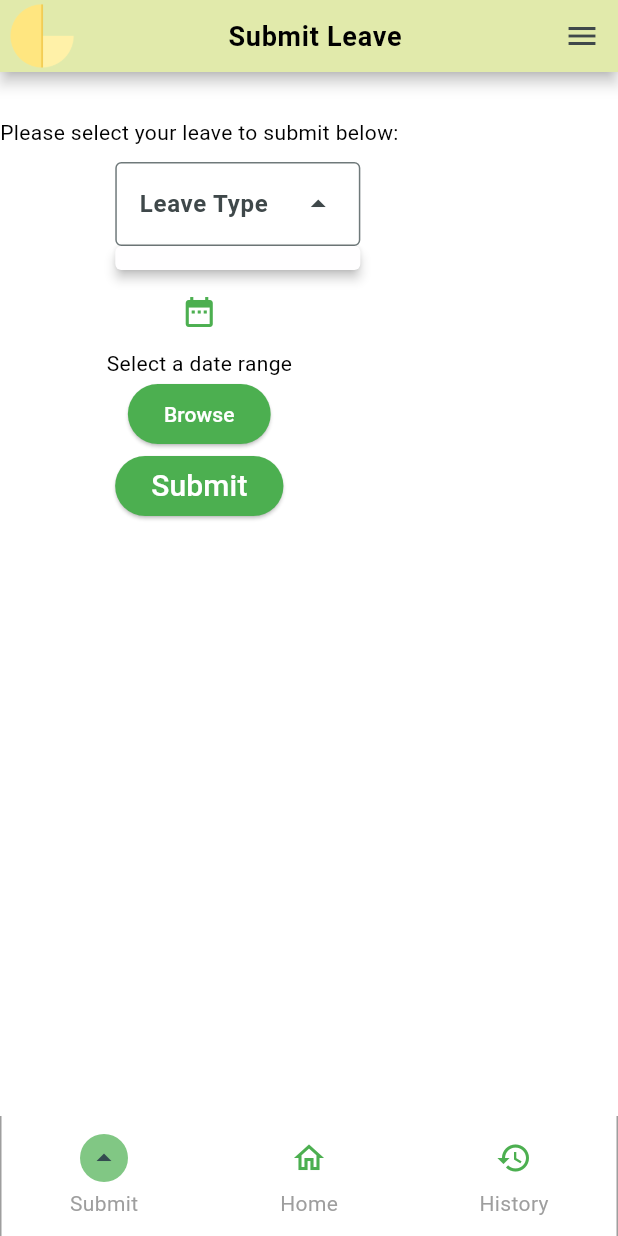
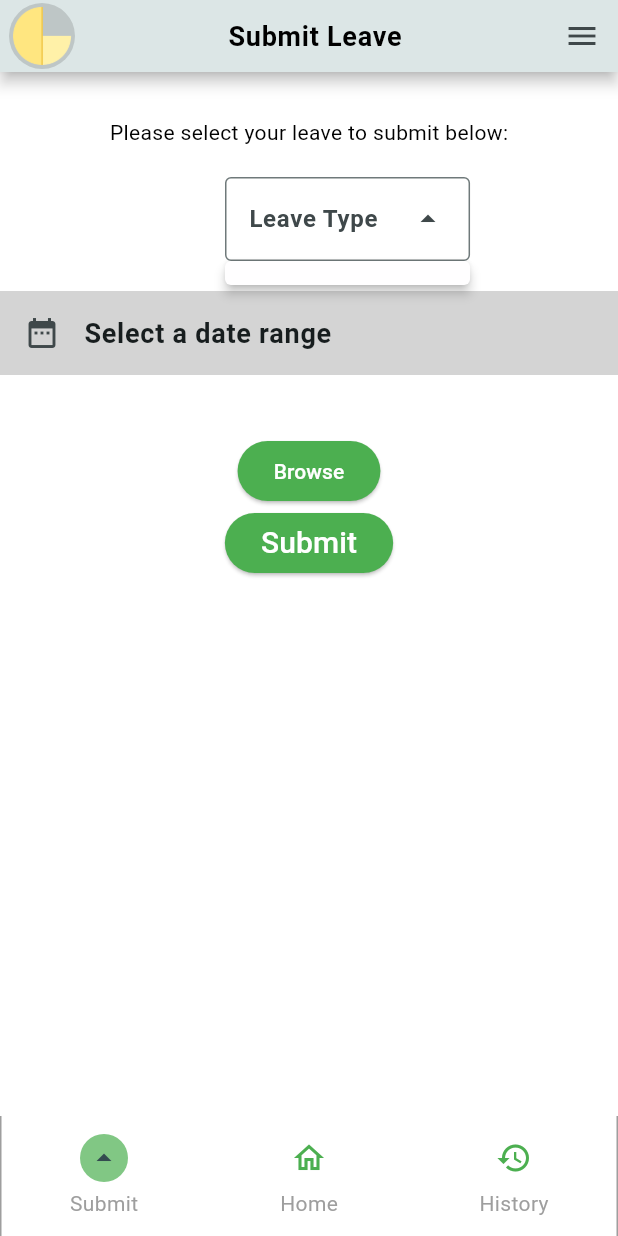
Before and after one commit to LetsD0Th1S/Mobile-Dev-Stuff, a Flutter app: the TabsScreen screen opened directly, after a tap on the "arrow drop down" icon, on a phone screen of 412 x 824 dp. Run offline on Flutter 3.47's test engine with Material 3 defaults, Android fonts, the phone set to English and light mode, and no system bars; our stand-ins replace cloud_firestore, file_picker, firebase_auth, firebase_core, flutter_riverpod, google_fonts and 3 more; missing offline and left inert: open_app_file; accounts and stored records are empty; generated files the repository leaves out were written again; network calls fail.

Commit message:
1. Updated the balance screen to include the name of the employee, and 2.) Improved Riverpod and the submit screen in preparation for balance validations and final submission.

```diff
--- a/jt_leave_app/lib/UI/screens/balance_screen.dart
+++ b/jt_leave_app/lib/UI/screens/balance_screen.dart
@@ -4,9 +4,10 @@ import 'package:jt_leave_app/UI/widgets/jt_leave_homescreen_container.dart';
 import 'package:jt_leave_app/UI/widgets/leave_list.dart';
 
 class HomeScreen extends StatelessWidget {
-  const HomeScreen({super.key, required this.theCode});
+  const HomeScreen({super.key, required this.theCode, required this.name});
 
   final String theCode;
+  final String name;
   // final navBarHeight = kToolbarHeight;
 
   @override
@@ -24,10 +25,7 @@ class HomeScreen extends StatelessWidget {
             color: Colors.grey,
           ),
         ),
-        Text(
-          'Name of peep',
-          style: TextStyle(fontWeight: FontWeight.bold, fontSize: 22),
-        ),
+        Text(name, style: TextStyle(fontWeight: FontWeight.bold, fontSize: 22)),
         Container(
           height: 20,
           decoration: BoxDecoration(
--- a/jt_leave_app/lib/UI/screens/submit_screen.dart
+++ b/jt_leave_app/lib/UI/screens/submit_screen.dart
@@ -1,3 +1,4 @@
+import 'package:cloud_firestore/cloud_firestore.dart';
 import 'package:flutter/material.dart';
 import 'package:flutter_riverpod/flutter_riverpod.dart';
 import 'package:intl/intl.dart';
@@ -17,16 +18,17 @@ class _SubmitScreenState extends ConsumerState<SubmitScreen> {
   DateTime? startDate;
   DateTime? endDate;
   var formatter = DateFormat('yyyy-MM-dd');
+  var numOfDays = 0;
 
   @override
   Widget build(BuildContext context) {
     final submitter = ref.watch(submitProvider);
     final leaves = ref.watch(userIntentProvider);
-
     var submitDate = DateTime.now();
 
     // Future<DateTimeRange<DateTime>?>
     void submitDateRange() async {
+      numOfDays = 0;
       var currentDate = DateTime.now();
       var untilDate = DateTime(currentDate.year + 1);
       final dates = await showDateRangePicker(
@@ -41,18 +43,27 @@ class _SubmitScreenState extends ConsumerState<SubmitScreen> {
         ref
             .read(submitProvider.notifier)
             .setDates(submitDate, dates.start, dates.end);
-        // dev.log(submission.toString());
-        // return dates;
+        var counter = startDate;
+        if (startDate != null && endDate != null) {
+          while (counter!.isBefore(endDate!) ||
+              counter.isAtSameMomentAs(endDate!)) {
+            if (counter.weekday != DateTime.saturday &&
+                counter.weekday != DateTime.sunday) {
+              numOfDays += 1;
+            }
+            counter = counter.add(const Duration(days: 1));
+          }
+        }
       }
     }
 
-    return Scaffold(
-      body: Column(
+    return Center(
+      child: Column(
         crossAxisAlignment: .center,
         children: [
           const SizedBox(height: 30),
           const Text('Please select your leave to submit below:'),
-          const SizedBox(height: 10),
+          const SizedBox(height: 20),
           DropdownMenu(
             onSelected: (s) {
               dev.log(s.toString());
@@ -83,21 +94,29 @@ class _SubmitScreenState extends ConsumerState<SubmitScreen> {
             ),
           ),
           const SizedBox(height: 20),
-          IconButton(
-            onPressed: submitDateRange,
-            hoverColor: Colors.black,
-            icon: Icon(Icons.date_range, color: Colors.green[500]),
-          ),
           if (startDate == null || endDate == null)
-            const Text('Select a date range')
+            ListTile(
+              tileColor: .fromARGB(200, 200, 200, 200),
+              titleAlignment: .center,
+              leading: Icon(Icons.date_range),
+              title: const Text('Select a date range'),
+              onTap: submitDateRange,
+            )
           else ...[
-            Text(
-              'From: ${formatter.format(startDate!)} | Until: ${formatter.format(endDate!)}',
-            ),
-            Text(
-              'Number of days: ${(endDate!.difference(startDate!).inDays) + 1}',
+            ListTile(
+              titleAlignment: .center,
+              leading: Icon(Icons.date_range_outlined),
+              title: Text(
+                'From: ${formatter.format(startDate!)} \nUntil: ${formatter.format(endDate!)}',
+                style: TextStyle(fontSize: 14),
+              ),
+              onTap: submitDateRange,
             ),
           ],
+          const SizedBox(height: 20),
+          if (endDate != null && startDate != null)
+            Text('Number of days: ${numOfDays == 0 ? "0" : numOfDays}'),
+          const SizedBox(height: 20),
           FileSelector(),
           ElevatedButton(
             onPressed: () async {
--- a/jt_leave_app/lib/UI/screens/tabs.dart
+++ b/jt_leave_app/lib/UI/screens/tabs.dart
@@ -1,3 +1,5 @@
+import 'dart:developer' as dev;
+
 import 'package:flutter/material.dart';
 import 'package:flutter_riverpod/flutter_riverpod.dart';
 import 'package:jt_leave_app/UI/screens/history_screen.dart';
@@ -5,20 +7,22 @@ import 'package:jt_leave_app/UI/screens/balance_screen.dart';
 import 'package:jt_leave_app/UI/screens/submit_screen.dart';
 import 'package:jt_leave_app/UI/widgets/custom_app_bar.dart';
 import 'package:jt_leave_app/UI/widgets/menu_drawer.dart';
+import 'package:jt_leave_app/providers/firebase_stream_provider.dart';
 import 'package:jt_leave_app/providers/tabs_provider.dart';
 
 class TabsScreen extends ConsumerWidget {
   const TabsScreen({super.key});
 
-  static final screensList = const [
-    SubmitScreen(),
-    HomeScreen(theCode: '100'),
-    HistoryScreen(),
-  ];
-
   @override
   Widget build(BuildContext context, WidgetRef ref) {
     final firstCode = ref.watch(tabsProvider);
+    final nameOfEmp = ref.watch(nameProvider);
+
+    final screensList = [
+      SubmitScreen(),
+      HomeScreen(theCode: '100', name: nameOfEmp),
+      HistoryScreen(),
+    ];
 
     return Scaffold(
       appBar: PreferredSize(
--- a/jt_leave_app/lib/UI/theme/app_theme.dart
+++ b/jt_leave_app/lib/UI/theme/app_theme.dart
@@ -17,7 +17,7 @@ final kthemeScheme = ThemeData(fontFamily: 'Arial').copyWith(
   ),
   primaryColor: Color.fromARGB(255, 200, 200, 200),
   appBarTheme: AppBarThemeData().copyWith(
-    backgroundColor: const Color.fromARGB(255, 247, 247, 176),
+    backgroundColor: const Color.fromARGB(255, 242, 242, 241),
     shadowColor: Colors.black,
     elevation: 4.0, // Adds shadow elevation ; must be greater than 0
   ),
--- a/jt_leave_app/lib/UI/widgets/balance_list_headers.dart
+++ b/jt_leave_app/lib/UI/widgets/balance_list_headers.dart
@@ -1,5 +1,4 @@
 import 'package:flutter/material.dart';
-
 
 class BalanceHeaders extends StatelessWidget {
   const BalanceHeaders({super.key});
@@ -7,12 +6,8 @@ class BalanceHeaders extends StatelessWidget {
   @override
   Widget build(BuildContext context) {
     return Row(
-        mainAxisAlignment: .spaceEvenly,
-        children: [
-          Text('Leave Type'),
-          Text('Valid Until'),
-          Text('Days Left'),
-        ],
+      mainAxisAlignment: .spaceEvenly,
+      children: [Text('Leave Type'), Text('Days Left'), Text('Valid Until')],
     );
   }
 }
--- a/jt_leave_app/lib/UI/widgets/custom_app_bar.dart
+++ b/jt_leave_app/lib/UI/widgets/custom_app_bar.dart
@@ -1,5 +1,3 @@
-
-
 import 'package:flutter/material.dart';
 
 class CustomAppBar extends StatelessWidget {
@@ -10,7 +8,18 @@ class CustomAppBar extends StatelessWidget {
   @override
   Widget build(BuildContext context) {
     return AppBar(
-        leading: Image.asset('lib/assets/images/jt_leave_icon_test.png',),
+      leading: Container(
+        margin: .all(2),
+        decoration: BoxDecoration(
+          color: const Color.fromARGB(36, 5, 5, 5),
+          shape: .circle,
+        ),
+        child: Image.asset(
+          'lib/assets/images/jt_leave_icon_test.png',
+          height: 16,
+          width: 16,
+        ),
+      ),
       title: Center(
         child: selectedItem == 0
             ? const Text('Submit Leave')
--- a/jt_leave_app/lib/UI/widgets/leave_list.dart
+++ b/jt_leave_app/lib/UI/widgets/leave_list.dart
@@ -3,7 +3,6 @@ import 'package:flutter_riverpod/flutter_riverpod.dart';
 import 'package:jt_leave_app/UI/widgets/balance_grid_items_container.dart';
 import 'package:jt_leave_app/providers/firebase_stream_provider.dart';
 import 'package:intl/intl.dart';
-
 
 class LeaveList extends ConsumerWidget {
   const LeaveList({super.key});
@@ -29,17 +28,29 @@ class LeaveList extends ConsumerWidget {
           shrinkWrap: true,
           crossAxisCount: 3,
           children: [
-
-              for (int i = 0; i < balances.length; i++)
-                ...[BalanceContainer(
-                  color: Colors.white,
-                  text: Text(balances[i].leaveName.toString(), textAlign: .center,)),
+            for (int i = 0; i < balances.length; i++) ...[
               BalanceContainer(
                 color: Colors.white,
-                    text: Text((dateFormatter.format(balances[i].validTo)).toString(), textAlign: .center,)),
+                text: Text(
+                  balances[i].leaveName.toString(),
+                  textAlign: .center,
+                ),
+              ),
               BalanceContainer(
                 color: Colors.white,
-                    text: Text(balances[i].entitlement.toString(), textAlign: .center,)),],
+                text: Text(
+                  balances[i].entitlement.toString(),
+                  textAlign: .center,
+                ),
+              ),
+              BalanceContainer(
+                color: Colors.white,
+                text: Text(
+                  dateFormatter.format(balances[i].validTo).toString(),
+                  textAlign: .center,
+                ),
+              ),
+            ],
           ],
         );
       },
--- a/jt_leave_app/lib/providers/firebase_stream_provider.dart
+++ b/jt_leave_app/lib/providers/firebase_stream_provider.dart
@@ -1,18 +1,19 @@
 import 'package:cloud_firestore/cloud_firestore.dart';
 import 'package:flutter_riverpod/flutter_riverpod.dart';
-import 'package:jt_leave_app/models/leave_balance_item.dart';
+import 'package:jt_leave_app/models/balance_item.dart';
 
-final activateCodeProvider = NotifierProvider<ActivateProvider, String>(ActivateProvider.new);
+final activateCodeProvider = NotifierProvider<ActivateProvider, String>(
+  ActivateProvider.new,
+);
 
 class ActivateProvider extends Notifier<String> {
-
   @override
   String build() {
     return '100';
   }
 
-  void code(String giveCode){
-      state = giveCode;
+  void code(String giveCode) {
+    state = giveCode;
   }
 }
 
@@ -20,7 +21,7 @@ final callBalanceStream =
     StreamProvider<DocumentSnapshot<Map<String, dynamic>>>((ref) {
       final codePassed = ref.watch(activateCodeProvider);
 
-          return FirebaseFirestore.instance
+      return FirebaseFirestore.instance
           .collection('employees')
           .doc(codePassed)
           .snapshots();
@@ -46,3 +47,16 @@ final balanceListProvider = Provider<AsyncValue<List<BalanceItem>>>((ref) {
     }).toList();
   });
 });
+
+final nameProvider = Provider<String>((ref) {
+  final balanceSync = ref.watch(callBalanceStream);
+  String returnName = 'No name';
+  balanceSync.whenData((data) {
+    final results = data.data();
+
+    if (results != null) {
+      returnName = "${results['firstName']} ${results["lastName"]}";
+    }
+  });
+  return returnName;
+});
```
Also changed, not shown: jt_leave_app/lib/models/balance_item.dart (renamed from jt_leave_app/lib/models/leave_balance_item.dart). Lines whose indentation alone changed are shown as unchanged.
